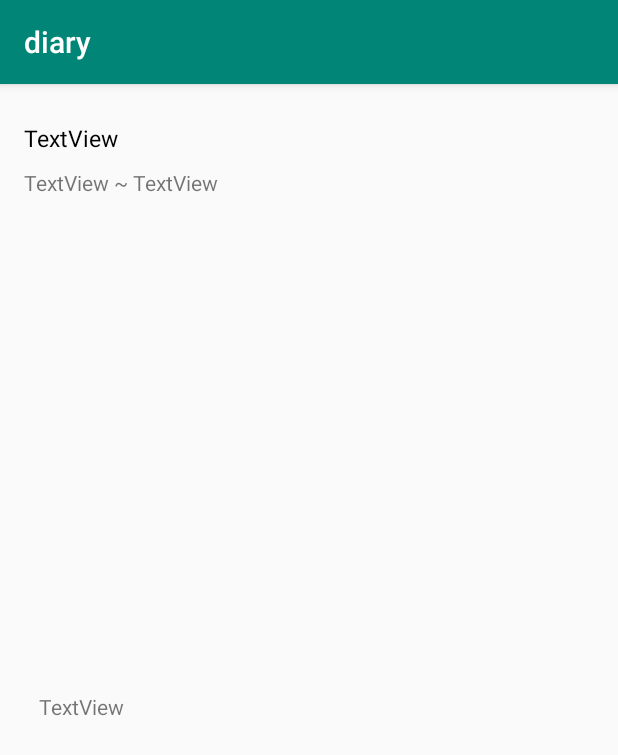
After one commit to Jwhyee/mobile_project_tripper, an Android app: the DetailView screen opened directly, with no data from a screen before it, on a phone screen of 412 x 824 dp. The commit adds this screen. Shown: the top 755 px of the screen. Run offline under Robolectric (Android 15) with nearby library versions, the phone set to English and light mode, and no system bars; 1 statement that could not run was skipped.

Commit message:
일기 자세히 보기 페이지 생성 및 연동

```diff
--- a/app/src/main/AndroidManifest.xml
+++ b/app/src/main/AndroidManifest.xml
@@ -17,6 +17,7 @@
         <activity android:name=".CreateNote" />
         <activity android:name=".WriteView"/>
         <activity android:name=".ImageInsert"/>
+        <activity android:name=".DetailView"/>
         <activity android:name=".MainActivity"
             android:exported="true">
             <intent-filter>
--- /dev/null
+++ b/app/src/main/java/com/example/mobile_project_tripper/DetailView.java
@@ -0,0 +1,46 @@
+package com.example.mobile_project_tripper;
+
+import android.content.Intent;
+import android.database.Cursor;
+import android.database.sqlite.SQLiteDatabase;
+import android.os.Bundle;
+import android.widget.TextView;
+
+import androidx.appcompat.app.AppCompatActivity;
+
+public class DetailView extends AppCompatActivity {
+    SQLiteDatabase dbs;
+    DBHelper dbhelp;
+
+    @Override
+    protected void onCreate(Bundle savedInstanceState) {
+        super.onCreate(savedInstanceState);
+        setContentView(R.layout.activity_detail_view);
+
+        final long rid = getIntent().getExtras().getLong(getString(R.string.row_id));
+        dbhelp = new DBHelper(this);
+        dbs = dbhelp.getWritableDatabase();
+
+        Cursor cursor = dbs.rawQuery("select * from " + dbhelp.TABLE_NAME_MAIN + " where " + dbhelp.D_NO + "=" + rid, null);
+        TextView d_title = (TextView) findViewById(R.id.diary_title);
+        TextView d_start_day = (TextView) findViewById(R.id.diary_s_day);
+        TextView d_end_day = (TextView) findViewById(R.id.diary_e_day);
+        TextView d_location = (TextView) findViewById(R.id.diary_location);
+        if (cursor != null) {
+            if (cursor.moveToFirst()) {
+                d_title.setText(cursor.getString(cursor.getColumnIndexOrThrow(dbhelp.D_TITLE)));
+                d_start_day.setText(cursor.getString(cursor.getColumnIndexOrThrow(dbhelp.D_START_DATE)));
+                d_end_day.setText(cursor.getString(cursor.getColumnIndexOrThrow(dbhelp.D_END_DATE)));
+                d_location.setText(cursor.getString(cursor.getColumnIndexOrThrow(dbhelp.D_LOCATION)));
+            }
+            cursor.close();
+        }
+    }
+
+    @Override
+    public void onBackPressed() {
+        Intent setIntent = new Intent(this, MainActivity.class);
+        startActivity(setIntent);
+    }
+
+}
--- a/app/src/main/java/com/example/mobile_project_tripper/DiaryItem_main.java
+++ b/app/src/main/java/com/example/mobile_project_tripper/DiaryItem_main.java
@@ -6,16 +6,15 @@ public class DiaryItem_main {
     private String Locate; // 메모 타입
     private String StartDate; // 작성일자
     private String EndDate; // 비용
-    private Long number;
 
     public DiaryItem_main() {
     }
 
-    public Long getUid() {
+    public Long getId() {
         return uid;
     }
 
-    public void setUid(Long uid) {
+    public void setId(Long uid) {
         this.uid = uid;
     }
 
@@ -50,12 +49,4 @@ public class DiaryItem_main {
     public void setEndDate(String EndDate) {
         this.EndDate = EndDate;
     }
-
-    public Long getNumber() {
-        return number;
-    }
-
-    public void setNumber(Long number) {
-        this.number = number;
-    }
 }
--- a/app/src/main/java/com/example/mobile_project_tripper/ListViewAdapter_main.java
+++ b/app/src/main/java/com/example/mobile_project_tripper/ListViewAdapter_main.java
@@ -58,9 +58,9 @@ public class ListViewAdapter_main extends RecyclerView.Adapter<RecyclerView.View
                 @Override
                 public void onClick(View v) {
                     Position1 = getAdapterPosition();
-                    Intent intent = new Intent(mContext1, ViewNote.class);
-                    intent.putExtra(mContext1.getString(R.string.row_id),IvList1.get(Position1).getUid());
-                    Log.e("rowID", String.valueOf(IvList1.get(Position1).getUid()));
+                    Intent intent = new Intent(mContext1, DetailView.class);
+                    intent.putExtra(mContext1.getString(R.string.row_id),IvList1.get(Position1).getId());
+                    Log.e("rowID", String.valueOf(IvList1.get(Position1).getId()));
                     mContext1.startActivity(intent);
                 }
             });
--- a/app/src/main/java/com/example/mobile_project_tripper/MainActivity.java
+++ b/app/src/main/java/com/example/mobile_project_tripper/MainActivity.java
@@ -43,8 +43,8 @@ public class MainActivity extends AppCompatActivity {
             cursor1.moveToFirst();
             System.out.println("SQLiteDB 개수 = " + cursor1.getCount());
             while (!cursor1.isAfterLast()) {
-                addGroupItem(cursor1.getString(0),cursor1.getString(1),
-                        cursor1.getString(2),cursor1.getString(3));
+                addGroupItem(cursor1.getLong(0),cursor1.getString(1),cursor1.getString(2),
+                        cursor1.getString(3),cursor1.getString(4));
                 cursor1.moveToNext();
             }
             db.setTransactionSuccessful();
@@ -88,8 +88,9 @@ public class MainActivity extends AppCompatActivity {
 
     }
 
-    public void addGroupItem(String title, String Locate, String sDate, String eDate){
+    public void addGroupItem(Long uid, String title, String Locate, String sDate, String eDate){
         DiaryItem_main item = new DiaryItem_main();
+        item.setId(uid);
         item.setTitle(title);
         item.setLocate(Locate);
         item.setStartDate(sDate);
--- /dev/null
+++ b/app/src/main/res/layout/activity_detail_view.xml
@@ -0,0 +1,98 @@
+<RelativeLayout xmlns:android="http://schemas.android.com/apk/res/android"
+    xmlns:tools="http://schemas.android.com/tools"
+    android:layout_width="match_parent"
+    android:layout_height="match_parent"
+    xmlns:app="http://schemas.android.com/apk/res-auto"
+    android:paddingLeft="@dimen/activity_horizontal_margin"
+    android:paddingRight="@dimen/activity_horizontal_margin"
+    android:paddingTop="@dimen/activity_vertical_margin"
+    android:paddingBottom="@dimen/activity_vertical_margin"
+    tools:context=".WriteView">
+
+    <LinearLayout
+        android:layout_width="match_parent"
+        android:layout_height="match_parent"
+        android:layout_weight="0.8"
+        android:orientation="vertical">
+
+        <LinearLayout
+            android:layout_width="match_parent"
+            android:layout_height="40dp"
+            android:orientation="horizontal">
+
+            <TextView
+                android:id="@+id/diary_title"
+                android:layout_width="150dp"
+                android:layout_height="wrap_content"
+                android:layout_gravity="center"
+                android:layout_weight="1"
+                android:text="TextView"
+                android:textColor="#000000"
+                android:textSize="15dp" />
+        </LinearLayout>
+
+        <LinearLayout
+            android:layout_width="match_parent"
+            android:layout_height="wrap_content"
+            android:orientation="horizontal">
+
+            <TextView
+                android:id="@+id/diary_s_day"
+                android:layout_width="wrap_content"
+                android:layout_height="wrap_content"
+                android:text="TextView" />
+
+            <TextView
+                android:id="@+id/tvNone"
+                android:layout_width="wrap_content"
+                android:layout_height="wrap_content"
+                android:text=" ~ " />
+            <TextView
+                android:id="@+id/diary_e_day"
+                android:layout_width="wrap_content"
+                android:layout_height="wrap_content"
+                android:text="TextView" />
+        </LinearLayout>
+
+        <LinearLayout
+            android:layout_width="match_parent"
+            android:layout_height="wrap_content"
+            android:orientation="horizontal">
+
+            <ImageView
+                android:id="@+id/diary_img"
+                android:layout_width="match_parent"
+                android:layout_height="320dp" />
+
+        </LinearLayout>
+
+        <LinearLayout
+            android:layout_width="match_parent"
+            android:layout_height="wrap_content"
+            android:layout_margin="10dp"
+            android:orientation="vertical">
+
+            <TextView
+                android:id="@+id/diary_location"
+                android:layout_width="match_parent"
+                android:layout_height="wrap_content"
+                android:text="TextView" />
+        </LinearLayout>
+
+        <LinearLayout
+            android:layout_width="fill_parent"
+            android:layout_height="wrap_content"
+            android:layout_alignParentStart="true"
+            android:layout_alignParentLeft="true"
+            android:orientation="vertical">
+
+            <androidx.recyclerview.widget.RecyclerView
+                android:id="@+id/commentslist"
+                android:layout_width="match_parent"
+                android:layout_height="wrap_content" />
+        </LinearLayout>
+    </LinearLayout>
+
+
+
+</RelativeLayout>
--- a/app/src/main/res/layout/main_item_list.xml
+++ b/app/src/main/res/layout/main_item_list.xml
@@ -24,17 +24,7 @@
                 android:layout_weight="3"
                 android:orientation="vertical">
 
-                <TextView
-                    android:id="@+id/d_no_contain"
-                    android:layout_width="match_parent"
-                    android:layout_height="0dp"
-                    android:layout_weight="0"
-                    android:gravity="center_vertical"
-                    android:paddingLeft="10dp"
-                    android:paddingRight="10dp"
-                    android:text="TextView"
-                    android:textColor="#000000"
-                    android:textSize="20sp" />
+
 
                 <TextView
                     android:id="@+id/d_title_contain"
@@ -48,6 +38,19 @@
                     android:text="TextView"
                     android:textColor="#000000"
                     android:textSize="20dp" />
+
+                <TextView
+                    android:id="@+id/d_no_contain"
+                    android:layout_width="match_parent"
+                    android:layout_height="0dp"
+                    android:layout_weight="0"
+                    android:gravity="center_vertical"
+                    android:paddingLeft="10dp"
+                    android:paddingRight="10dp"
+                    android:text="TextView"
+                    android:visibility="gone"
+                    android:textColor="#000000"
+                    android:textSize="20sp" />
 
                 <TextView
                     android:id="@+id/d_location_contain"
```
